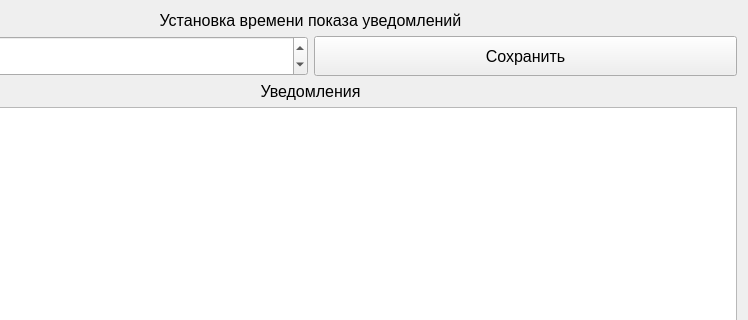
AnGREATern/kanbaner, file allPush.ui: the form before one commit; both pictures show x 127 to 875 and y 0 to 320 of the 875 by 582 pixel window.
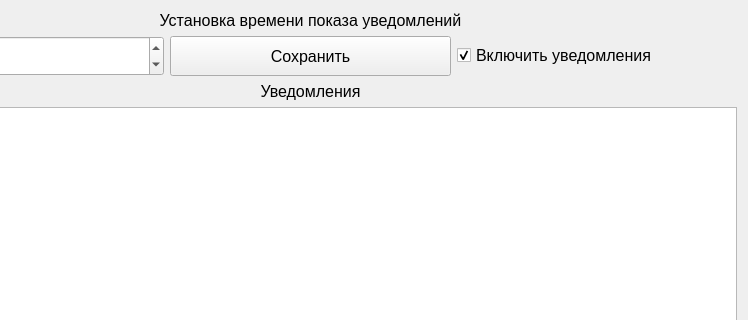
The form after the commit.

Commit message: Оптимизация графиков

Patch:
```diff
--- a/allPush.ui
+++ b/allPush.ui
@@ -74,6 +74,21 @@
        </property>
       </widget>
      </item>
+     <item>
+      <widget class="QCheckBox" name="checkBox">
+       <property name="font">
+        <font>
+         <pointsize>12</pointsize>
+        </font>
+       </property>
+       <property name="text">
+        <string>Включить уведомления</string>
+       </property>
+       <property name="checked">
+        <bool>true</bool>
+       </property>
+      </widget>
+     </item>
     </layout>
    </item>
    <item>
```
The commit also changes 2 other files.
